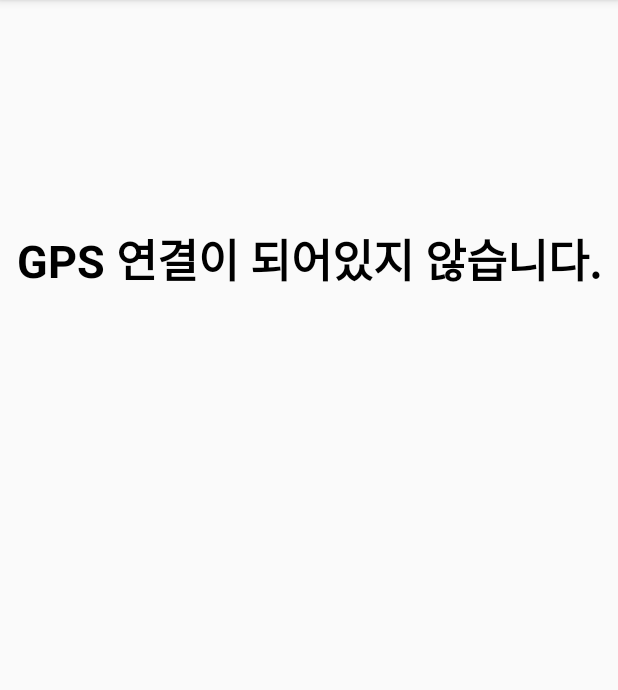
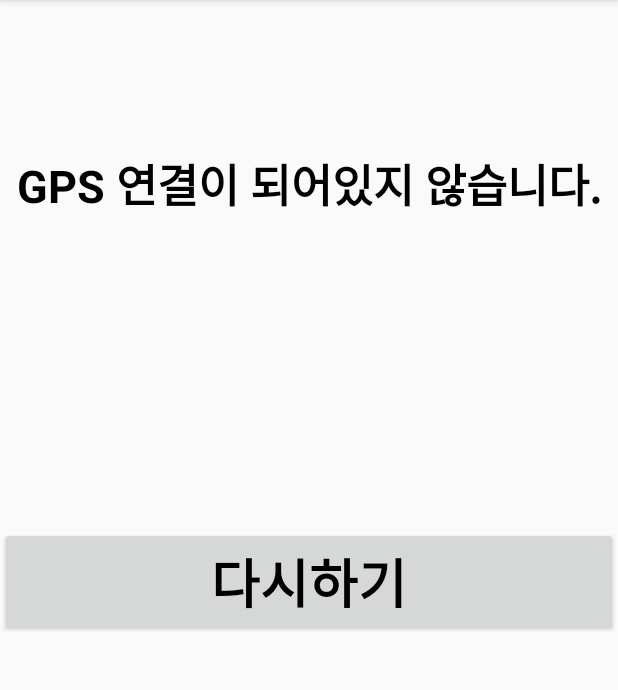
Before and after one commit to MinYeSeul/BusData, an Android app: the screen it shows after launch (FindBusStation), on a phone screen of 412 x 824 dp, the part 84-774 px from its top. Run offline under Robolectric (Android 15) with nearby library versions, the phone set to English and light mode, and no system bars.

Commit message:
다시하기 버튼, 백버튼 추가

```diff
--- a/app/src/main/java/com/example/busdata/SpecificActivity.java
+++ b/app/src/main/java/com/example/busdata/SpecificActivity.java
@@ -37,7 +37,5 @@ public class SpecificActivity extends AppCompatActivity {
         actionBar.setTitle("뒤로가기");  //액션바 제목설정
         actionBar.setDisplayHomeAsUpEnabled(true);   //업버튼 <- 만들기
 
-        //업버튼이 되려면 눌렀을 때 돌아갈 Activity를 지정해줘야 함
-
     }
 }
--- a/app/src/main/res/layout/activity_find_bus_station.xml
+++ b/app/src/main/res/layout/activity_find_bus_station.xml
@@ -11,8 +11,8 @@
         android:textColor="#000000"
         android:layout_width="match_parent"
         android:layout_height="wrap_content"
-        android:layout_marginTop="150dp"
-        android:layout_marginBottom="100dp"
+        android:layout_marginTop="100dp"
+        android:layout_marginBottom="50dp"
         android:gravity="center"
         android:text="정류장 이름"
         android:textSize="30sp"
@@ -44,6 +44,18 @@
             android:layout_width="match_parent"
             android:layout_height="wrap_content" />
 
+        <Button
+            android:id="@+id/reDobtn"
+            android:layout_marginTop="5dp"
+            android:text="다시하기"
+            android:onClick="redo"
+            android:textColor="#000000"
+            android:textSize="35sp"
+            android:textStyle="bold"
+            android:layout_width="match_parent"
+            android:layout_height="wrap_content"
+            />
+
     </LinearLayout>
 
 </LinearLayout>
```
Also changed, not shown: app/src/main/AndroidManifest.xml (+5 -3 lines), app/src/main/java/com/example/busdata/ChooseActivity.java (+8 -2 lines), app/src/main/java/com/example/busdata/FindBusStation.java (+118 -5 lines), app/src/main/java/com/example/busdata/ListViewActivity.java (+8 -1 lines).
